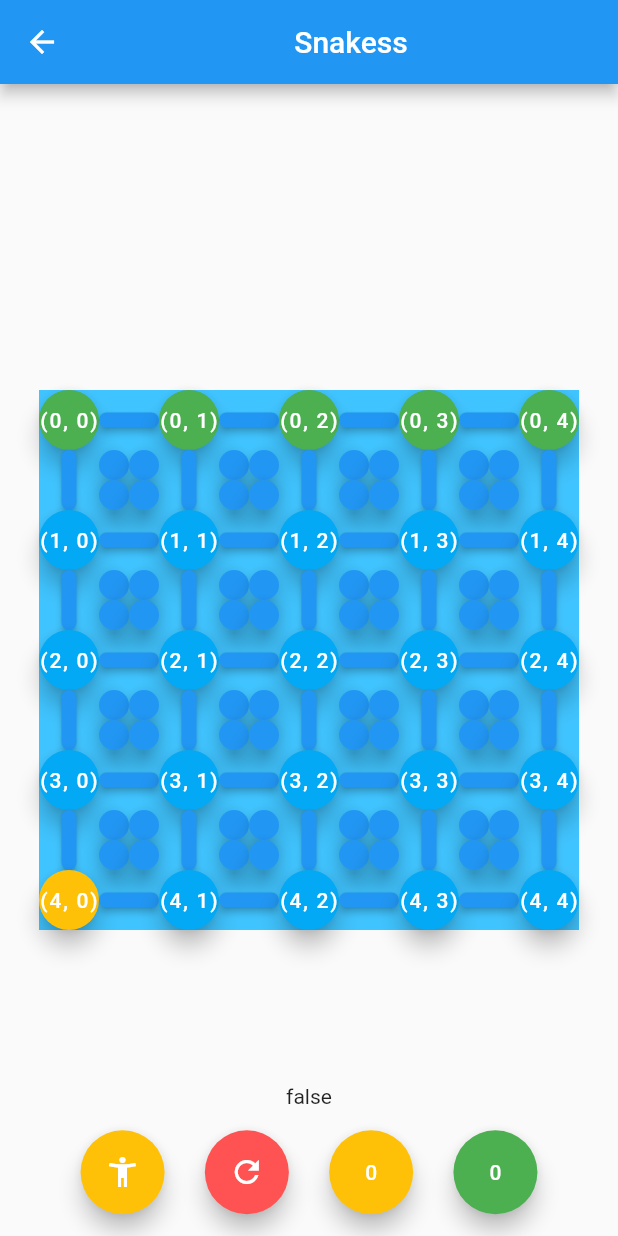
After one commit to Software-Engineering-MIMUW-2023/GAM3S, a Flutter app: the Snakess screen opened directly, after a tap on an icon or button, on a phone screen of 412 x 824 dp. The commit adds this screen. Run offline on Flutter 3.47's test engine with Material 2 defaults, Android fonts, the phone set to English and light mode, and no system bars.

Commit message:
Snakess added to menu

```diff
--- a/lib/main.dart
+++ b/lib/main.dart
@@ -1,6 +1,7 @@
 import 'package:flutter/material.dart';
 import 'tic-tac-toe.dart';
 import 'dots_and_boxes.dart';
+import 'snakess.dart';
 
 const bgColor = Color(0xFFFCEE0C);
 const highlightColor = Color(0xFF03D8F3);
@@ -56,7 +57,7 @@ class Home extends StatelessWidget {
             ),
             GameButton("tic-tac-toe"),
             GameButton("dots-and-boxes"),
-            GameButton("game 3"),
+            GameButton("snakess"),
           ],
         ),
       ),
@@ -95,6 +96,14 @@ class GameButton extends StatelessWidget {
                       const DotsAndBoxes(title: 'Dots and Boxes')), // or Gomoku()
                 );
                 break;
+              case "snakess":
+                Navigator.push(
+                  context,
+                  MaterialPageRoute(
+                      builder: (context) =>
+                      const Snakess(title: 'Snakess')), // or Gomoku()
+                );
+                break;
               // add more cases for each game
               default:
                 break;
--- /dev/null
+++ b/lib/snakess.dart
@@ -0,0 +1,469 @@
+import 'package:flutter/material.dart';
+
+class GState {
+  bool greenTurn;
+  int gHeadX;
+  int gHeadY;
+  int yHeadX;
+  int yHeadY;
+  int row;
+  int col;
+  int gScore = 0;
+  int yScore = 0;
+  List<List<int>> pos = [];
+  List<List<bool>> gMoves = [];
+  List<List<bool>> yMoves = [];
+  MaterialColor c = Colors.green;
+  MaterialAccentColor ac = Colors.greenAccent;
+  GState(this.greenTurn, this.gHeadX, this.gHeadY, this.yHeadX, this.yHeadY, this.row, this.col);
+}
+
+Map<int, Color> setColor = {
+  -1: Colors.green,
+  0: Colors.lightBlue,
+  1: Colors.amber,
+};
+
+class MyWidget extends StatefulWidget {
+  const MyWidget({super.key});
+
+  @override
+  State<StatefulWidget> createState() {
+    // TODO: implement createState
+    throw UnimplementedError();
+  }
+}
+
+List<List<bool>> UpdateGState(int row, int col, List<List<int>> pos, int xHeadX, int xHeadY){
+  List<List<bool>> xMoves =   List.generate(
+      row, (i) => List.filled(col, false, growable: false),
+      growable: false);
+
+  // poziome ustalnie pozycji
+  for (var i = 0; i < col; i++) {
+    if (pos[xHeadX][i] == 0) {
+      xMoves[xHeadX][i] = true;
+    }
+  }
+
+  // pionowe ustalanie pozycji
+  for (var i = 0; i < row; i++) {
+    if (pos[i][xHeadY] == 0) {
+      xMoves[i][xHeadY] = true;
+    }
+  }
+
+  // na skos w prawo
+
+
+  return xMoves;
+}
+
+GState GenerateGState(int row, int col) {
+  GState state = GState(true, 0, col-1, row-1, 0, row, col);
+  state.pos =   List.generate(
+      row, (i) => List.filled(col, 0, growable: false),
+      growable: false);
+  state.pos[0][col-1] = 1;
+  state.pos[row-1][0] = -1;
+
+  state.yMoves =   List.generate(
+      row, (i) => List.filled(col, false, growable: false),
+      growable: false);
+  for( var i = 1; i < col; i++ ) {
+    state.yMoves[row-1][i] = true;
+  }
+  for( var i = 0; i < row - 1; i++ ) {
+    state.yMoves[i][0] = true;
+  }
+  for( var i = 1; i < row - 1; i++ ) {
+    state.yMoves[i][col - 1 - i] = true;
+  }
+
+  state.gMoves =   List.generate(
+      row, (i) => List.filled(col, false, growable: false),
+      growable: false);
+  for( var i = 0; i < col-1; i++ ) {
+    state.gMoves[0][i] = true;
+  }
+  for( var i = 1; i < row; i++ ) {
+    state.gMoves[i][col-1] = true;
+  }
+  for( var i = 1; i < row - 1; i++ ) {
+    state.gMoves[i][col - 1 - i] = true;
+  }
+  return state;
+}
+
+class MyFloatingActionButton extends FloatingActionButton {
+  final int x;
+  final int y;
+  const MyFloatingActionButton(this.x, this.y,
+      {super.key, required super.onPressed, super.child, super.backgroundColor, super.splashColor});
+}
+
+void matrixColorUpdate(GState state, List<List<MaterialColor>> mat) {
+  List<List<int>> allowed = state.pos;
+
+  for( var i = 0; i < state.col; i++ ) {
+    for( var j = 0; j < state.row; j++ ) {
+      if (allowed[j][i] == 0) {
+        mat[j][i] = Colors.lightBlue;
+      } else if (allowed[j][i] == 1 ) {
+        mat[j][i] = Colors.green;
+      } else {
+        mat[j][i] = Colors.amber;
+      }
+    }
+  }
+}
+
+List<List<MaterialColor>> matrixColorSet(GState state) {
+  List<List<int>> allowed = state.pos;
+  var toReturn = List.generate(
+      state.row, (i) => List.filled(state.col, Colors.lightBlue, growable: false),
+      growable: false);
+
+  for( var i = 0; i < state.col; i++ ) {
+    for( var j = 0; j < state.row; j++ ) {
+      if (allowed[j][i] == 0) {
+        toReturn[j][i] = Colors.lightBlue;
+      } else if (allowed[j][i] == 1 ) {
+        toReturn[j][i] = Colors.green;
+      } else {
+        toReturn[j][i] = Colors.amber;
+      }
+    }
+  }
+
+  return toReturn;
+}
+
+List<List<MaterialAccentColor>> matrixColorSplashSet(GState state) {
+  List<List<bool>> allowed = state.yMoves;
+  if (state.greenTurn) {
+    allowed = state.gMoves;
+  }
+  var toReturn = List.generate(
+      state.row, (i) => List.filled(state.col,Colors.redAccent, growable: true),
+      growable: false);
+  for( var i = 0; i < state.col; i++ ) {
+    for( var j = 0; j < state.row; j++ ) {
+      if (allowed[j][i] == true) toReturn[j][i] = state.ac;
+    }
+  }
+
+  return toReturn;
+}
+
+
+void matrixColorSplashUpdate(GState state, List<List<MaterialAccentColor>> mat) {
+  List<List<bool>> allowed = state.yMoves;
+  if (state.greenTurn) {
+    allowed = state.gMoves;
+  }
+  for( var i = 0; i < state.col; i++ ) {
+    for( var j = 0; j < state.row; j++ ) {
+      if (allowed[j][i] == true) mat[j][i] = state.ac;
+    }
+  }
+
+
+}
+
+List<SizedBox> listMaker(List<List<MaterialColor>> mainCM, List<List<MaterialAccentColor>> mainCS, int row, int col, GState state,  Function(int x, int y, GState state) func) {
+  List<SizedBox> toReturn = List.generate(
+      col,
+          (i) => SizedBox(
+          width: 40,
+          height: 40,
+          child: MyFloatingActionButton(
+            row,
+            i % col,
+            onPressed: () {
+              func(row, i % col, state);
+            },
+            backgroundColor: mainCM[row][i % col],
+            splashColor: mainCS[row][i % col],
+            child: Text("($row, ${i % col})"),
+          )));
+
+  for (var i = col - 1; i >= 1; i -= 1) {
+    toReturn.insert(
+        i,
+        SizedBox(
+            width: 40,
+            height: 10,
+            child: ElevatedButton(
+              onPressed: () {},
+              style: ElevatedButton.styleFrom(
+                  padding: const EdgeInsets.all(0),
+                  shape: RoundedRectangleBorder(
+                      borderRadius: BorderRadius.circular(10))),
+              child: null,
+            )));
+  }
+  return toReturn;
+}
+
+List<SizedBox> listMaker2(int row, int col, GState state,  Function(int x, int y, GState state) func) {
+  List<SizedBox> toReturn = List.generate(
+      col,
+          (i) => SizedBox(
+          width: 40,
+          height: 40,
+          child: Center(
+              child: SizedBox(
+                  width: 10,
+                  height: 40,
+                  child: ElevatedButton(
+                    onPressed: () {},
+                    style: ElevatedButton.styleFrom(
+                        padding: const EdgeInsets.all(0),
+                        shape: RoundedRectangleBorder(
+                            borderRadius: BorderRadius.circular(10))),
+                    child: null,
+                  )))));
+
+  for (var i = col - 1; i >= 1; i -= 1) {
+    toReturn.insert(
+        i,
+        SizedBox(
+            width: 40,
+            height: 40,
+            child: Column(
+                children: List.generate(
+                    2,
+                        (i) =>Row(children: List.generate(2, (i) => SizedBox(
+                        width: 20,
+                        height: 20,
+                        child: FloatingActionButton(onPressed: () {})))) ))));
+  }
+  return toReturn;
+}
+
+List<Row> listMaker3(List<List<MaterialColor>> mainCM, List<List<MaterialAccentColor>> mainCS, int row, int col, GState state, Function(int x, int y, GState state) func) {
+  late var toReturn = List.generate(
+      col,
+          (i) => Row(
+        children: listMaker(mainCM, mainCS, i, col, state, (i, col, state) => func(i, col, state)),
+      ));
+
+  for (var i = row - 1; i >= 1; i -= 1) {
+    toReturn.insert(
+        i,
+        Row(
+          children: listMaker2(i, col, state, (i, col, state) => func(i, col, state)),
+        ));
+  }
+
+  return toReturn;
+}
+
+class Snakess extends StatefulWidget {
+  const Snakess({super.key, required this.title});
+
+  // This widget is the home page of your application. It is stateful, meaning
+  // that it has a State object (defined below) that contains fields that affect
+  // how it looks.
+
+  // This class is the configuration for the state. It holds the values (in this
+  // case the title) provided by the parent (in this case the App widget) and
+  // used by the build method of the State. Fields in a Widget subclass are
+  // always marked "final".
+  final String title;
+  @override
+  State<Snakess> createState() => _MyHomePageState();
+}
+
+class _MyHomePageState extends State<Snakess> {
+
+  static int row = 5;
+  static int col = 5;
+  late GState state = GenerateGState(row, col);
+  late var movesMatrix = List.generate(
+      row, (i) => List.filled(col, 0, growable: false),
+      growable: false);
+
+  late var mainColorMatrix = matrixColorSet(state);
+  late var mainColorSplash = matrixColorSplashSet(state);
+
+
+
+  void _makeTurn(int x, int y, GState state) {
+    setState(() {
+      // This call to setState tells the Flutter framework that something has
+      // changed in this State, which causes it to rerun the build method below
+      // so that the display can reflect the updated values. If we changed
+      // _counter without calling setState(), then the build method would not be
+      // called again, and so nothing would appear to happen.
+      int posToken = -1;
+      List<List<bool>> allowed = state.yMoves;
+
+      List<List<bool>> enemy_allowed = state.gMoves;
+      int myHeadX = state.yHeadX;
+      int myHeadY = state.yHeadY;
+      if (state.greenTurn) {
+        allowed = state.gMoves;
+        enemy_allowed = state.yMoves;
+        posToken = 1;
+        myHeadX = state.gHeadX;
+        myHeadY = state.gHeadY;
+      }
+      print("HeadX: $myHeadX, HeadY: $myHeadY\n");
+      print("x: $x, y: $y\n");
+      int newHeadX = x;
+      int newHeadY = y;
+      if (allowed[x][y]) {
+        //poruszanie się
+        int toAddX = -1;
+        int toAddY = -1;
+        if (x < myHeadX) {
+          toAddX = 1;
+        }
+        if (y < myHeadY) {
+          toAddY = 1;
+        }
+        if (x == myHeadX) {
+          toAddX = 0;
+        }
+        if (y == myHeadY) {
+          toAddY = 0;
+        }
+        print("to add $toAddX, $toAddY\n");
+        do {
+
+          state.pos[x][y] = posToken;
+          enemy_allowed[x][y] = false;
+          allowed[x][y] = false;
+          x+= toAddX;
+          y+= toAddY;
+          print("Pos added x: $x, y: $y\n");
+        } while (x != myHeadX || y != myHeadY);
+        // aktualizacja allowed:
+        //Uwaga!!! Od nowa trzeba zrobić cały na false!!! Najlepiej zrobić funkcję, której ”edziemożna
+        // użyć też przy inicjacji i tutaj...
+        //
+        state.greenTurn = !state.greenTurn;
+        if (state.greenTurn == true) { //ruch wykonał żółty
+          state.yHeadX = newHeadX;
+          state.yHeadY = newHeadY;
+
+          state.c = Colors.green;
+          state.ac = Colors.greenAccent;
+        }
+        else{ //ruch wykonał zielony
+          state.gHeadX = newHeadX;
+          state.gHeadY = newHeadY;
+
+          state.ac = Colors.amberAccent;
+          state.c = Colors.amber;
+        }
+
+
+      }
+      mainColorMatrix = matrixColorSet(state);
+      mainColorSplash = matrixColorSplashSet(state);
+
+    });
+  }
+
+
+
+  @override
+  Widget build(BuildContext context) {
+    late var buttonColumn =
+    listMaker3(mainColorMatrix, mainColorSplash, row, col, state, (i, col, state) => _makeTurn(i, col, state));
+    // This method is rerun every time setState is called, for instance as done
+    // by the _incrementCounter method above.
+    //
+    // The Flutter framework has been optimized to make rerunning build methods
+    // fast, so that you can just rebuild anything that needs updating rather
+    // than having to individually change instances of widgets.
+    return Scaffold(
+      appBar: AppBar(
+        // Here we take the value from the MyHomePage object that was created by
+        // the App.build method, and use it to set our appbar title.
+        title: Center(child: Text(widget.title)),
+      ),
+      body: Center(
+        child: SingleChildScrollView(
+          scrollDirection: Axis.vertical,
+          child: SingleChildScrollView(
+            scrollDirection: Axis.horizontal,
+            child: Container(
+                color: Colors.lightBlueAccent,
+                child: Column(children: buttonColumn)),
+          ),
+        ),
+      ),
+      floatingActionButton:
+      Column(children: [Spacer(flex: 50),
+        Text(
+          '${state.greenTurn}',
+
+        ),
+        Spacer(),
+        Row(children: [
+          Spacer(flex:2),
+          FloatingActionButton(
+            onPressed: () {
+              setState(() {
+
+
+              });
+            },
+            tooltip: 'Player',
+            backgroundColor: state.c,
+            child: const Icon(Icons.accessibility_new),
+          ),
+          Spacer(),
+          FloatingActionButton(
+            onPressed: () {
+              setState(() {
+                state = GenerateGState(row, col);
+                movesMatrix = List.generate(
+                    row, (i) => List.filled(col, 0, growable: false),
+                    growable: false);
+                mainColorMatrix = matrixColorSet(state);
+                mainColorSplash = matrixColorSplashSet(state);
+              });
+            },
+            tooltip: 'Reset',
+            backgroundColor: Colors.redAccent,
+            child: const Icon(Icons.refresh),
+          ),
+          const Spacer(),
+          FloatingActionButton(
+            onPressed: () {
+              setState(() {
+
+
+              });
+            },
+            tooltip: 'Green_Score',
+            backgroundColor: Colors.amber,
+            child: Text("${state.yScore}"),
+          ),
+          const Spacer(),
+          FloatingActionButton(
+            onPressed: () {
+              setState(() {
+
+
+              });
+            },
+            tooltip: 'Green_Score',
+            backgroundColor: Colors.green,
+            child: Text("${state.gScore}"),
+          ),
+
+          const Spacer(flex: 2)
+        ]
+        ),
+        Spacer()
+      ]),
+      floatingActionButtonLocation: FloatingActionButtonLocation.centerDocked,
+    );
+  }
+}
```
